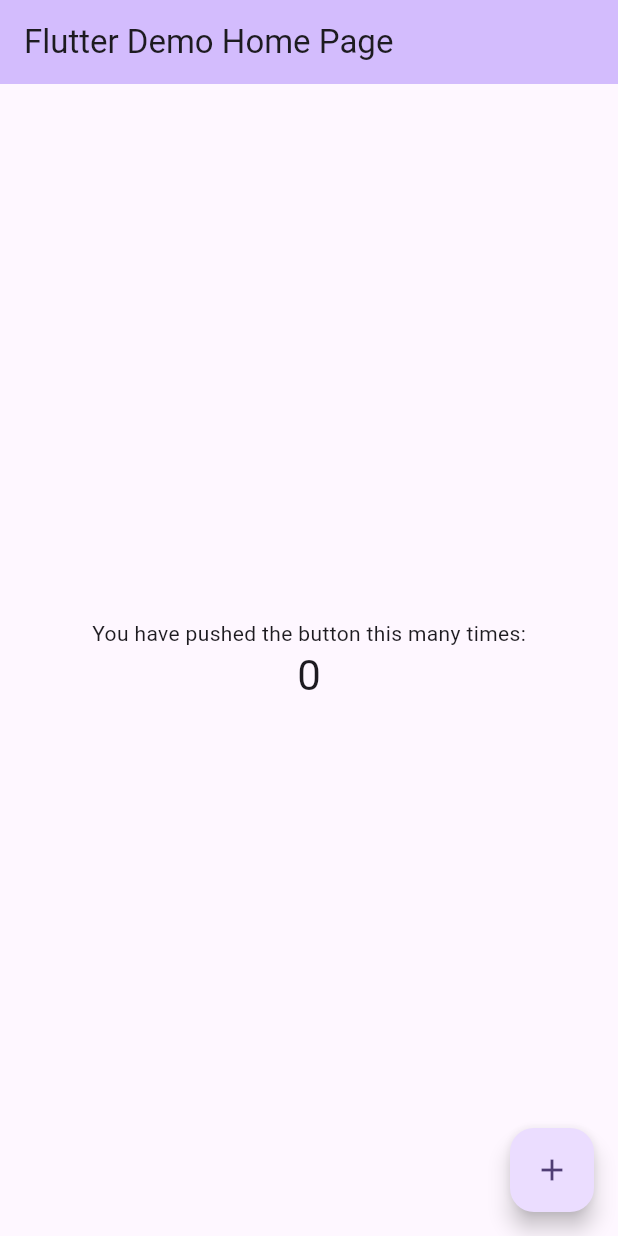
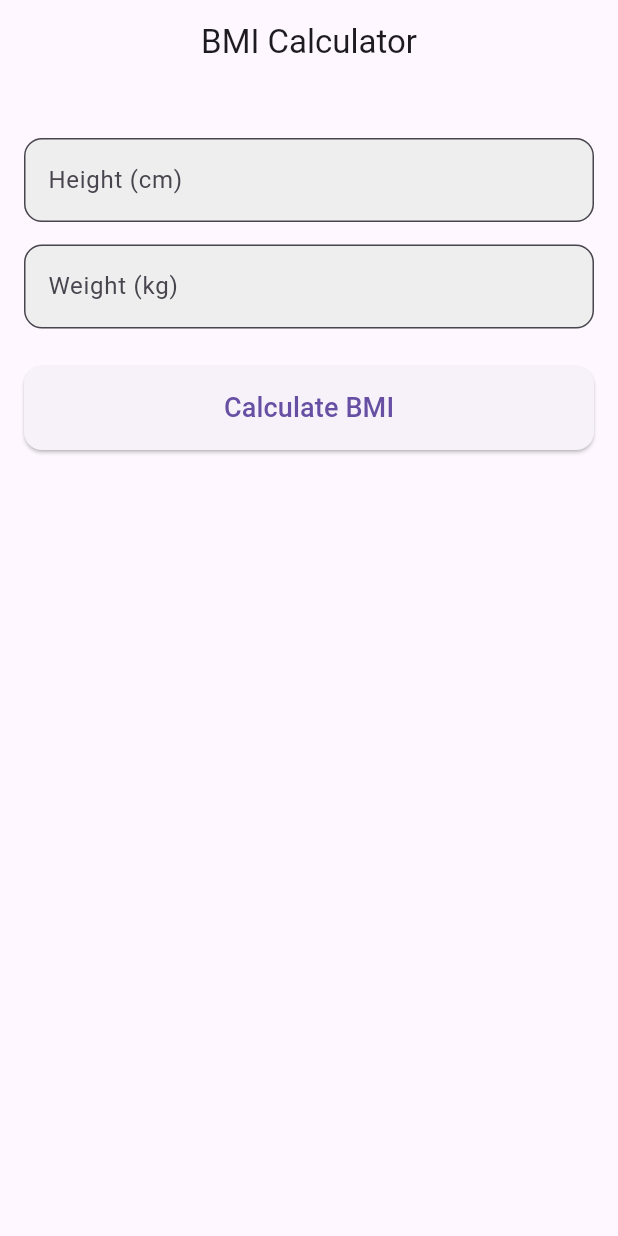
Before and after one commit to AHRaunok/Mobile-application, a Flutter app: the screen it shows after launch, on a phone screen of 412 x 824 dp. Run offline on Flutter 3.47's test engine with Material 3 defaults, Android fonts, the phone set to English and light mode, and no system bars.

Commit message:
new works

```diff
--- a/lib/main.dart
+++ b/lib/main.dart
@@ -1,4 +1,5 @@
 import 'package:flutter/material.dart';
+import 'screens/home_screen.dart';
 
 void main() {
   runApp(const MyApp());
@@ -7,116 +8,15 @@ void main() {
 class MyApp extends StatelessWidget {
   const MyApp({super.key});
 
-  // This widget is the root of your application.
   @override
   Widget build(BuildContext context) {
     return MaterialApp(
-      title: 'Flutter Demo',
+      debugShowCheckedModeBanner: false,
+      title: 'BMI Calculator',
       theme: ThemeData(
-        // This is the theme of your application.
-        //
-        // TRY THIS: Try running your application with "flutter run". You'll see
-        // the application has a purple toolbar. Then, without quitting the app,
-        // try changing the seedColor in the colorScheme below to Colors.green
-        // and then invoke "hot reload" (save your changes or press the "hot
-        // reload" button in a Flutter-supported IDE, or press "r" if you used
-        // the command line to start the app).
-        //
-        // Notice that the counter didn't reset back to zero; the application
-        // state is not lost during the reload. To reset the state, use hot
-        // restart instead.
-        //
-        // This works for code too, not just values: Most code changes can be
-        // tested with just a hot reload.
-        colorScheme: .fromSeed(seedColor: Colors.deepPurple),
+        primarySwatch: Colors.blue,
       ),
-      home: const MyHomePage(title: 'Flutter Demo Home Page'),
+      home: const HomeScreen(),
     );
   }
 }
-
-class MyHomePage extends StatefulWidget {
-  const MyHomePage({super.key, required this.title});
-
-  // This widget is the home page of your application. It is stateful, meaning
-  // that it has a State object (defined below) that contains fields that affect
-  // how it looks.
-
-  // This class is the configuration for the state. It holds the values (in this
-  // case the title) provided by the parent (in this case the App widget) and
-  // used by the build method of the State. Fields in a Widget subclass are
-  // always marked "final".
-
-  final String title;
-
-  @override
-  State<MyHomePage> createState() => _MyHomePageState();
-}
-
-class _MyHomePageState extends State<MyHomePage> {
-  int _counter = 0;
-
-  void _incrementCounter() {
-    setState(() {
-      // This call to setState tells the Flutter framework that something has
-      // changed in this State, which causes it to rerun the build method below
-      // so that the display can reflect the updated values. If we changed
-      // _counter without calling setState(), then the build method would not be
-      // called again, and so nothing would appear to happen.
-      _counter++;
-    });
-  }
-
-  @override
-  Widget build(BuildContext context) {
-    // This method is rerun every time setState is called, for instance as done
-    // by the _incrementCounter method above.
-    //
-    // The Flutter framework has been optimized to make rerunning build methods
-    // fast, so that you can just rebuild anything that needs updating rather
-    // than having to individually change instances of widgets.
-    return Scaffold(
-      appBar: AppBar(
-        // TRY THIS: Try changing the color here to a specific color (to
-        // Colors.amber, perhaps?) and trigger a hot reload to see the AppBar
-        // change color while the other colors stay the same.
-        backgroundColor: Theme.of(context).colorScheme.inversePrimary,
-        // Here we take the value from the MyHomePage object that was created by
-        // the App.build method, and use it to set our appbar title.
-        title: Text(widget.title),
-      ),
-      body: Center(
-        // Center is a layout widget. It takes a single child and positions it
-        // in the middle of the parent.
-        child: Column(
-          // Column is also a layout widget. It takes a list of children and
-          // arranges them vertically. By default, it sizes itself to fit its
-          // children horizontally, and tries to be as tall as its parent.
-          //
-          // Column has various properties to control how it sizes itself and
-          // how it positions its children. Here we use mainAxisAlignment to
-          // center the children vertically; the main axis here is the vertical
-          // axis because Columns are vertical (the cross axis would be
-          // horizontal).
-          //
-          // TRY THIS: Invoke "debug painting" (choose the "Toggle Debug Paint"
-          // action in the IDE, or press "p" in the console), to see the
-          // wireframe for each widget.
-          mainAxisAlignment: .center,
-          children: [
-            const Text('You have pushed the button this many times:'),
-            Text(
-              '$_counter',
-              style: Theme.of(context).textTheme.headlineMedium,
-            ),
-          ],
-        ),
-      ),
-      floatingActionButton: FloatingActionButton(
-        onPressed: _incrementCounter,
-        tooltip: 'Increment',
-        child: const Icon(Icons.add),
-      ),
-    );
-  }
-}
--- /dev/null
+++ b/lib/screens/home_screen.dart
@@ -0,0 +1,138 @@
+import 'package:flutter/material.dart';
+import '../widgets/input_field.dart';
+
+class HomeScreen extends StatefulWidget {
+  const HomeScreen({super.key});
+
+  @override
+  State<HomeScreen> createState() => _HomeScreenState();
+}
+
+class _HomeScreenState extends State<HomeScreen> {
+  final heightController = TextEditingController();
+  final weightController = TextEditingController();
+
+  String result = "";
+  String category = "";
+  Color resultColor = Colors.black;
+
+  void calculateBMI() {
+    double height = double.parse(heightController.text);
+    double weight = double.parse(weightController.text);
+
+    double bmi = weight / ((height / 100) * (height / 100));
+
+    String cat;
+    Color color;
+
+    if (bmi < 18.5) {
+      cat = "Underweight";
+      color = Colors.blue;
+    } else if (bmi < 25) {
+      cat = "Normal";
+      color = Colors.green;
+    } else if (bmi < 30) {
+      cat = "Overweight";
+      color = Colors.orange;
+    } else {
+      cat = "Obese";
+      color = Colors.red;
+    }
+
+    setState(() {
+      result = bmi.toStringAsFixed(2);
+      category = cat;
+      resultColor = color;
+    });
+  }
+
+  @override
+  Widget build(BuildContext context) {
+    return Scaffold(
+      appBar: AppBar(
+        title: const Text("BMI Calculator"),
+        centerTitle: true,
+        elevation: 0,
+      ),
+      body: Padding(
+        padding: const EdgeInsets.all(16),
+        child: Column(
+          children: [
+            const SizedBox(height: 20),
+
+            InputField(
+              controller: heightController,
+              label: "Height (cm)",
+            ),
+            const SizedBox(height: 15),
+
+            InputField(
+              controller: weightController,
+              label: "Weight (kg)",
+            ),
+
+            const SizedBox(height: 25),
+
+            SizedBox(
+              width: double.infinity,
+              child: ElevatedButton(
+                onPressed: calculateBMI,
+                style: ElevatedButton.styleFrom(
+                  padding: const EdgeInsets.all(15),
+                  shape: RoundedRectangleBorder(
+                    borderRadius: BorderRadius.circular(12),
+                  ),
+                ),
+                child: const Text(
+                  "Calculate BMI",
+                  style: TextStyle(fontSize: 18),
+                ),
+              ),
+            ),
+
+            const SizedBox(height: 30),
+
+            if (result.isNotEmpty)
+              Card(
+                elevation: 4,
+                shape: RoundedRectangleBorder(
+                  borderRadius: BorderRadius.circular(15),
+                ),
+                child: Padding(
+                  padding: const EdgeInsets.all(20),
+                  child: Column(
+                    children: [
+                      Text(
+                        "Your BMI",
+                        style: TextStyle(
+                          fontSize: 18,
+                          color: Colors.grey[600],
+                        ),
+                      ),
+                      const SizedBox(height: 10),
+                      Text(
+                        result,
+                        style: TextStyle(
+                          fontSize: 40,
+                          fontWeight: FontWeight.bold,
+                          color: resultColor,
+                        ),
+                      ),
+                      const SizedBox(height: 10),
+                      Text(
+                        category,
+                        style: TextStyle(
+                          fontSize: 22,
+                          color: resultColor,
+                        ),
+                      ),
+                    ],
+                  ),
+                ),
+              )
+          ],
+        ),
+      ),
+    );
+  }
+}
--- /dev/null
+++ b/lib/widgets/input_field.dart
@@ -0,0 +1,28 @@
+import 'package:flutter/material.dart';
+
+class InputField extends StatelessWidget {
+  final TextEditingController controller;
+  final String label;
+
+  const InputField({
+    super.key,
+    required this.controller,
+    required this.label,
+  });
+
+  @override
+  Widget build(BuildContext context) {
+    return TextField(
+      controller: controller,
+      keyboardType: TextInputType.number,
+      decoration: InputDecoration(
+        labelText: label,
+        filled: true,
+        fillColor: Colors.grey[200],
+        border: OutlineInputBorder(
+          borderRadius: BorderRadius.circular(12),
+        ),
+      ),
+    );
+  }
+}
```
